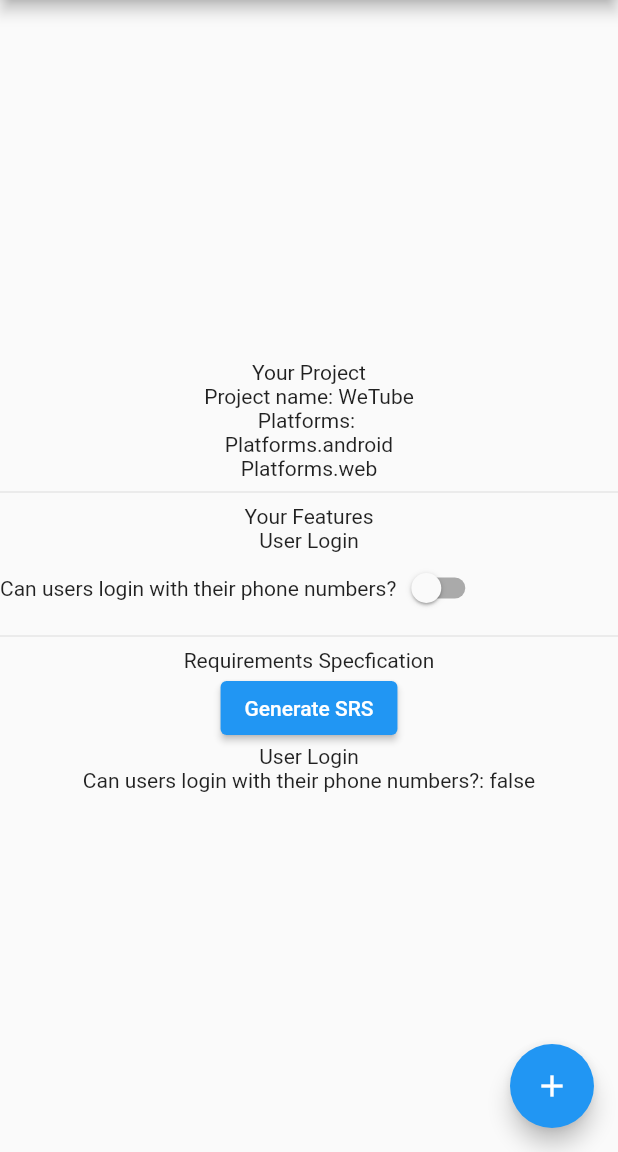
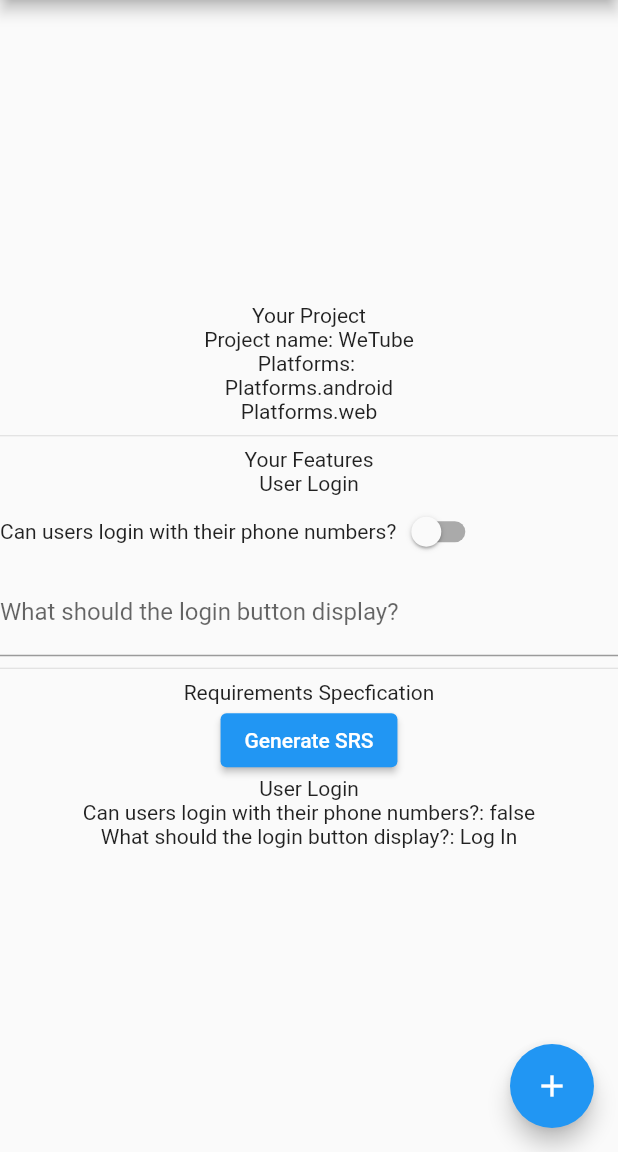
Before and after one commit to ElBatanony/ProtoFast, a Flutter app: the screen it shows after launch, on a phone screen of 412 x 824 dp, the part 84-1236 px from its top. Run offline on Flutter 3.47's test engine with Material 2 defaults, Android fonts, the phone set to English and light mode, and no system bars.

Commit message:
Add Login Button Display config to User Login

```diff
--- a/lib/features/user_login.dart
+++ b/lib/features/user_login.dart
@@ -1,9 +1,11 @@
 import 'package:protofast/configurations/bool_configuration.dart';
+import 'package:protofast/configurations/string_configuration.dart';
 import 'package:protofast/models/feature.dart';
 
 class UserLogin extends Feature {
   UserLogin()
       : super('User Login', [
-          BoolConfiguration('Can users login with their phone numbers?', false)
+          BoolConfiguration('Can users login with their phone numbers?', false),
+          StringConfiguration('What should the login button display?', 'Log In')
         ]);
 }
```
